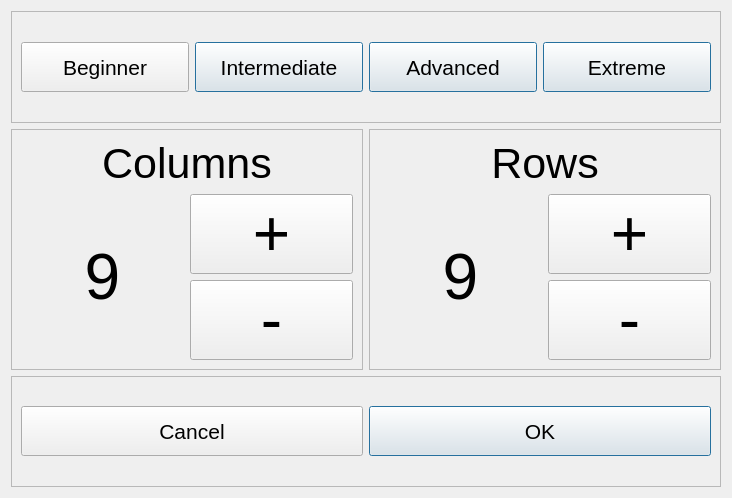
Old version of the form forms/BoardResizeWidget.ui in the repository Pinguinsan/QMineSweeper.
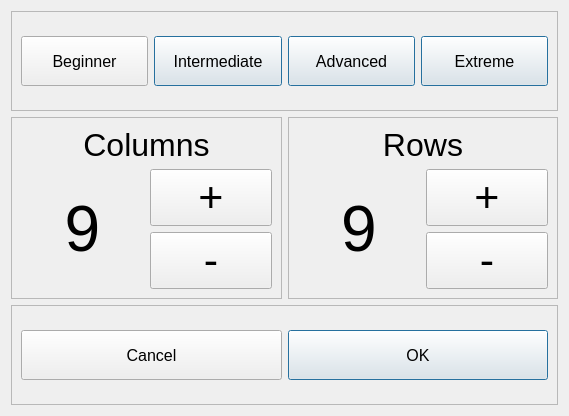
New version of the form.

```diff
--- a/forms/BoardResizeWidget.ui
+++ b/forms/BoardResizeWidget.ui
@@ -6,8 +6,8 @@
    <rect>
     <x>0</x>
     <y>0</y>
-    <width>732</width>
-    <height>498</height>
+    <width>569</width>
+    <height>416</height>
    </rect>
   </property>
   <property name="windowTitle">
@@ -33,7 +33,7 @@
         </property>
         <property name="font">
          <font>
-          <pointsize>16</pointsize>
+          <pointsize>12</pointsize>
          </font>
         </property>
         <property name="toolTip">
@@ -54,7 +54,7 @@
         </property>
         <property name="font">
          <font>
-          <pointsize>16</pointsize>
+          <pointsize>12</pointsize>
          </font>
         </property>
         <property name="toolTip">
@@ -78,7 +78,7 @@
         </property>
         <property name="font">
          <font>
-          <pointsize>16</pointsize>
+          <pointsize>12</pointsize>
          </font>
         </property>
         <property name="toolTip">
@@ -102,7 +102,7 @@
         </property>
         <property name="font">
          <font>
-          <pointsize>16</pointsize>
+          <pointsize>12</pointsize>
          </font>
         </property>
         <property name="toolTip">
@@ -138,7 +138,7 @@
         </property>
         <property name="font">
          <font>
-          <pointsize>48</pointsize>
+          <pointsize>32</pointsize>
          </font>
         </property>
         <property name="toolTip">
@@ -174,7 +174,7 @@
         </property>
         <property name="font">
          <font>
-          <pointsize>48</pointsize>
+          <pointsize>32</pointsize>
          </font>
         </property>
         <property name="toolTip">
@@ -189,7 +189,7 @@
        <widget class="QLabel" name="lblColumnTitle">
         <property name="font">
          <font>
-          <pointsize>32</pointsize>
+          <pointsize>24</pointsize>
          </font>
         </property>
         <property name="text">
@@ -237,7 +237,7 @@
         </property>
         <property name="font">
          <font>
-          <pointsize>48</pointsize>
+          <pointsize>32</pointsize>
          </font>
         </property>
         <property name="toolTip">
@@ -258,7 +258,7 @@
         </property>
         <property name="font">
          <font>
-          <pointsize>48</pointsize>
+          <pointsize>32</pointsize>
          </font>
         </property>
         <property name="toolTip">
@@ -273,7 +273,7 @@
        <widget class="QLabel" name="lblRowsTitle">
         <property name="font">
          <font>
-          <pointsize>32</pointsize>
+          <pointsize>24</pointsize>
          </font>
         </property>
         <property name="text">
@@ -291,7 +291,7 @@
     <widget class="QFrame" name="okayCancelButtonFrame">
      <property name="font">
       <font>
-       <pointsize>16</pointsize>
+       <pointsize>12</pointsize>
       </font>
      </property>
      <property name="frameShape">
@@ -311,7 +311,7 @@
         </property>
         <property name="font">
          <font>
-          <pointsize>16</pointsize>
+          <pointsize>12</pointsize>
          </font>
         </property>
         <property name="toolTip">
@@ -332,7 +332,7 @@
         </property>
         <property name="font">
          <font>
-          <pointsize>16</pointsize>
+          <pointsize>12</pointsize>
          </font>
         </property>
         <property name="toolTip">
```
